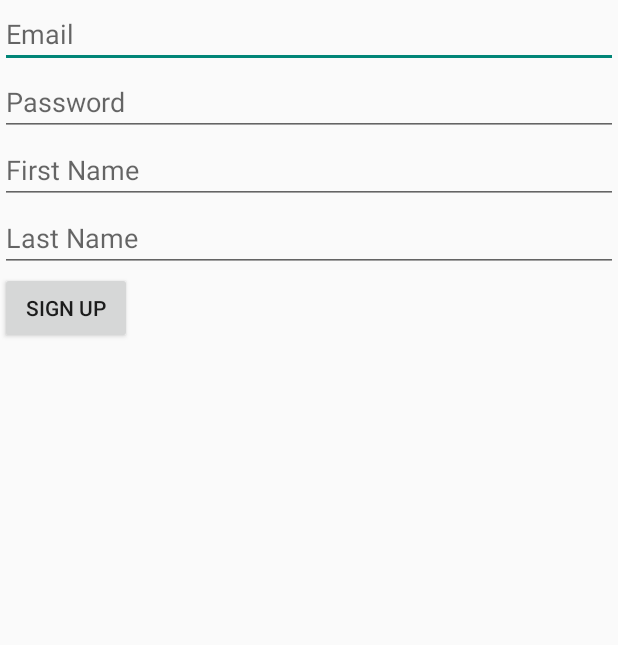
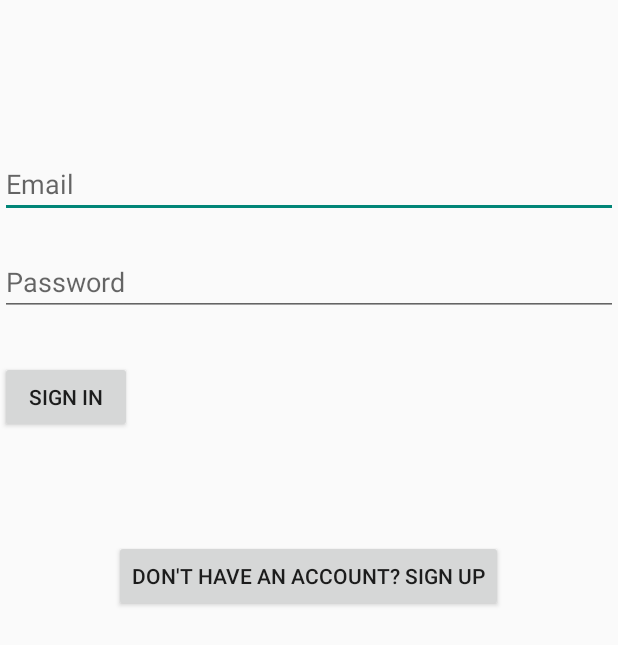
Before and after one commit to hungtd412/Chaspy, an Android app: the screen it shows after launch (SignUpActivity before the commit, SignInActivity after it), on a phone screen of 412 x 824 dp. Shown: the top 645 px of the screen. Run offline under Robolectric (Android 15) with nearby library versions, the phone set to English and light mode, and no system bars; our stand-ins replace Firebase (no records; nobody signed in at launch, a user with empty details on screens opened directly).

Commit message:
sign in successfully

```diff
--- a/app/src/main/AndroidManifest.xml
+++ b/app/src/main/AndroidManifest.xml
@@ -18,6 +18,11 @@
         <activity
             android:name=".ui.view.SignUpActivity"
             android:exported="true">
+
+        </activity>
+        <activity
+            android:name=".ui.view.SignInActivity"
+            android:exported="true">
             <intent-filter>
                 <action android:name="android.intent.action.MAIN" />
 
--- a/app/src/main/java/com/example/chaspy/network/UserService.java
+++ b/app/src/main/java/com/example/chaspy/network/UserService.java
@@ -5,25 +5,31 @@ import com.google.firebase.auth.FirebaseUser;
 import com.google.firebase.auth.AuthResult;
 import com.google.android.gms.tasks.Task;
 import com.example.chaspy.model.User;
-import com.google.android.gms.tasks.OnCompleteListener;
+import com.google.firebase.database.DatabaseReference;
+import com.google.firebase.database.FirebaseDatabase;
 
 public class UserService {
 
-    private FirebaseAuth firebaseAuth;
+    private static FirebaseAuth firebaseAuth;
+    private static DatabaseReference usersRef;
 
     public UserService() {
         firebaseAuth = FirebaseAuth.getInstance();
+        usersRef = FirebaseDatabase.getInstance().getReference("users");
     }
 
-    // Register a new user with email and password
     public Task<AuthResult> registerUser(String email, String password) {
         return firebaseAuth.createUserWithEmailAndPassword(email, password);
+    }
+
+    public Task<AuthResult> signInUser(String email, String password) {
+        return firebaseAuth.signInWithEmailAndPassword(email, password);
     }
 
     // Save additional user data in Firestore
     public Task<Void> saveUserData(FirebaseUser firebaseUser, String firstName, String lastName) {
         User user = new User(firstName, lastName, firebaseUser.getEmail());
-        return FirebaseService.getReference("users")
+        return usersRef
                 .child(firebaseUser.getUid())
                 .setValue(user);
     }
--- a/app/src/main/java/com/example/chaspy/repository/UserRepository.java
+++ b/app/src/main/java/com/example/chaspy/repository/UserRepository.java
@@ -18,6 +18,11 @@ public class UserRepository {
         return userService.registerUser(email, password);
     }
 
+    // Sign in the user
+    public Task<AuthResult> signInUser(String email, String password) {
+        return userService.signInUser(email, password);
+    }
+
     // Save user data
     public Task<Void> saveUserData(FirebaseUser firebaseUser, String firstName, String lastName) {
         return userService.saveUserData(firebaseUser, firstName, lastName);
--- /dev/null
+++ b/app/src/main/java/com/example/chaspy/ui/view/SignInActivity.java
@@ -0,0 +1,74 @@
+package com.example.chaspy.ui.view;
+
+import android.content.Intent;
+import android.os.Bundle;
+import android.view.View;
+import android.widget.EditText;
+import android.widget.ProgressBar;
+import android.widget.Toast;
+import androidx.appcompat.app.AppCompatActivity;
+import androidx.lifecycle.ViewModelProvider;
+import androidx.lifecycle.Observer;
+import com.example.chaspy.ui.viewmodel.SignInViewModel;
+import com.example.chaspy.R;
+
+public class SignInActivity extends AppCompatActivity {
+
+    private SignInViewModel signInViewModel;
+    private EditText emailEditText, passwordEditText;
+    private ProgressBar progressBar;
+
+    @Override
+    protected void onCreate(Bundle savedInstanceState) {
+        super.onCreate(savedInstanceState);
+        setContentView(R.layout.activity_sign_in);
+
+        emailEditText = findViewById(R.id.emailEditText);
+        passwordEditText = findViewById(R.id.passwordEditText);
+        progressBar = findViewById(R.id.progressBar);
+
+        signInViewModel = new ViewModelProvider(this).get(SignInViewModel.class);
+
+        // Observe the sign-in status
+        signInViewModel.getIsUserSignedIn().observe(this, new Observer<Boolean>() {
+            @Override
+            public void onChanged(Boolean isSignedIn) {
+                if (isSignedIn != null && isSignedIn) {
+                    Toast.makeText(SignInActivity.this, "User signed in successfully", Toast.LENGTH_SHORT).show();
+                    progressBar.setVisibility(View.GONE);
+                    // Navigate to another activity or home screen
+                    // For example:
+                    // startActivity(new Intent(SignInActivity.this, HomeActivity.class));
+                    // finish();
+                }
+            }
+        });
+
+        // Observe the error message
+        signInViewModel.getErrorMessage().observe(this, new Observer<String>() {
+            @Override
+            public void onChanged(String message) {
+                if (message != null) {
+                    progressBar.setVisibility(View.GONE);
+                    Toast.makeText(SignInActivity.this, message, Toast.LENGTH_SHORT).show();
+                }
+            }
+        });
+    }
+
+    // Sign in button click listener
+    public void onSignInClick(View view) {
+        String email = emailEditText.getText().toString().trim();
+        String password = passwordEditText.getText().toString().trim();
+
+        progressBar.setVisibility(View.VISIBLE);
+
+        signInViewModel.signInUser(email, password);
+    }
+
+    public void switchToSignUpActivity(View view) {
+        // Use Intent to switch to SignUpActivity
+        Intent intent = new Intent(SignInActivity.this, SignUpActivity.class);
+        startActivity(intent);
+    }
+}
--- /dev/null
+++ b/app/src/main/java/com/example/chaspy/ui/viewmodel/SignInViewModel.java
@@ -0,0 +1,61 @@
+package com.example.chaspy.ui.viewmodel;
+
+import android.text.TextUtils;
+import android.util.Patterns;
+import androidx.lifecycle.MutableLiveData;
+import androidx.lifecycle.ViewModel;
+import com.example.chaspy.repository.UserRepository;
+import com.google.firebase.auth.AuthResult;
+import com.google.firebase.auth.FirebaseUser;
+
+public class SignInViewModel extends ViewModel {
+
+    private UserRepository userRepository;
+    private MutableLiveData<Boolean> isUserSignedIn;
+    private MutableLiveData<String> errorMessage;
+
+    public SignInViewModel() {
+        userRepository = new UserRepository();
+        isUserSignedIn = new MutableLiveData<>();
+        errorMessage = new MutableLiveData<>();
+    }
+
+    public MutableLiveData<Boolean> getIsUserSignedIn() {
+        return isUserSignedIn;
+    }
+
+    public MutableLiveData<String> getErrorMessage() {
+        return errorMessage;
+    }
+
+    // Validate input fields (email and password)
+    public boolean validateInput(String email, String password) {
+        if (TextUtils.isEmpty(email) || !Patterns.EMAIL_ADDRESS.matcher(email).matches()) {
+            errorMessage.setValue("Invalid email address.");
+            return false;
+        }
+        if (TextUtils.isEmpty(password) || password.length() < 6) {
+            errorMessage.setValue("Password must be at least 6 characters.");
+            return false;
+        }
+        return true;
+    }
+
+    // Sign in the user
+    public void signInUser(String email, String password) {
+        if (validateInput(email, password)) {
+            userRepository.signInUser(email, password).addOnCompleteListener(task -> {
+                if (task.isSuccessful()) {
+                    // Sign-in successful
+                    FirebaseUser firebaseUser = task.getResult().getUser();
+                    if (firebaseUser != null) {
+                        isUserSignedIn.setValue(true);
+                    }
+                } else {
+                    // Sign-in failed
+                    errorMessage.setValue("Sign-in failed: " + task.getException().getMessage());
+                }
+            });
+        }
+    }
+}
--- a/app/src/main/java/com/example/chaspy/ui/viewmodel/SignUpViewModel.java
+++ b/app/src/main/java/com/example/chaspy/ui/viewmodel/SignUpViewModel.java
@@ -9,7 +9,7 @@ import com.google.firebase.auth.FirebaseUser;
 
 public class SignUpViewModel extends ViewModel {
 
-    private UserRepository userRepository;
+    private static UserRepository userRepository;
     private MutableLiveData<Boolean> isUserRegistered;
     private MutableLiveData<String> errorMessage;
 
--- /dev/null
+++ b/app/src/main/res/layout/activity_sign_in.xml
@@ -0,0 +1,47 @@
+<?xml version="1.0" encoding="utf-8"?>
+<RelativeLayout xmlns:android="http://schemas.android.com/apk/res/android"
+    android:layout_width="match_parent"
+    android:layout_height="match_parent">
+
+    <EditText
+        android:id="@+id/emailEditText"
+        android:layout_width="match_parent"
+        android:layout_height="wrap_content"
+        android:hint="Email"
+        android:inputType="textEmailAddress"
+        android:layout_marginTop="100dp" />
+
+    <EditText
+        android:id="@+id/passwordEditText"
+        android:layout_width="match_parent"
+        android:layout_height="wrap_content"
+        android:hint="Password"
+        android:inputType="textPassword"
+        android:layout_below="@id/emailEditText"
+        android:layout_marginTop="20dp" />
+
+    <ProgressBar
+        android:id="@+id/progressBar"
+        android:layout_width="wrap_content"
+        android:layout_height="wrap_content"
+        android:visibility="gone"
+        android:layout_centerInParent="true" />
+
+    <Button
+        android:text="Sign In"
+        android:layout_width="wrap_content"
+        android:layout_height="wrap_content"
+        android:onClick="onSignInClick"
+        android:layout_below="@id/passwordEditText"
+        android:layout_marginTop="30dp" />
+
+    <Button
+        android:id="@+id/switchToSignUpButton"
+        android:text="Don't have an account? Sign Up"
+        android:layout_width="wrap_content"
+        android:layout_height="wrap_content"
+        android:layout_marginTop="360dp"
+        android:layout_centerHorizontal="true"
+        android:onClick="switchToSignUpActivity" />
+
+</RelativeLayout>
```
Also changed, not shown: app/src/main/java/com/example/chaspy/network/FirebaseService.java (deleted, +0 -12 lines), app/src/main/java/com/example/chaspy/ui/view/SignUpActivity.java (+7 -1 lines), app/src/main/res/layout/activity_sign_up.xml (renamed from app/src/main/res/layout/activity_signup.xml, +9 -0 lines), 1 other file.
